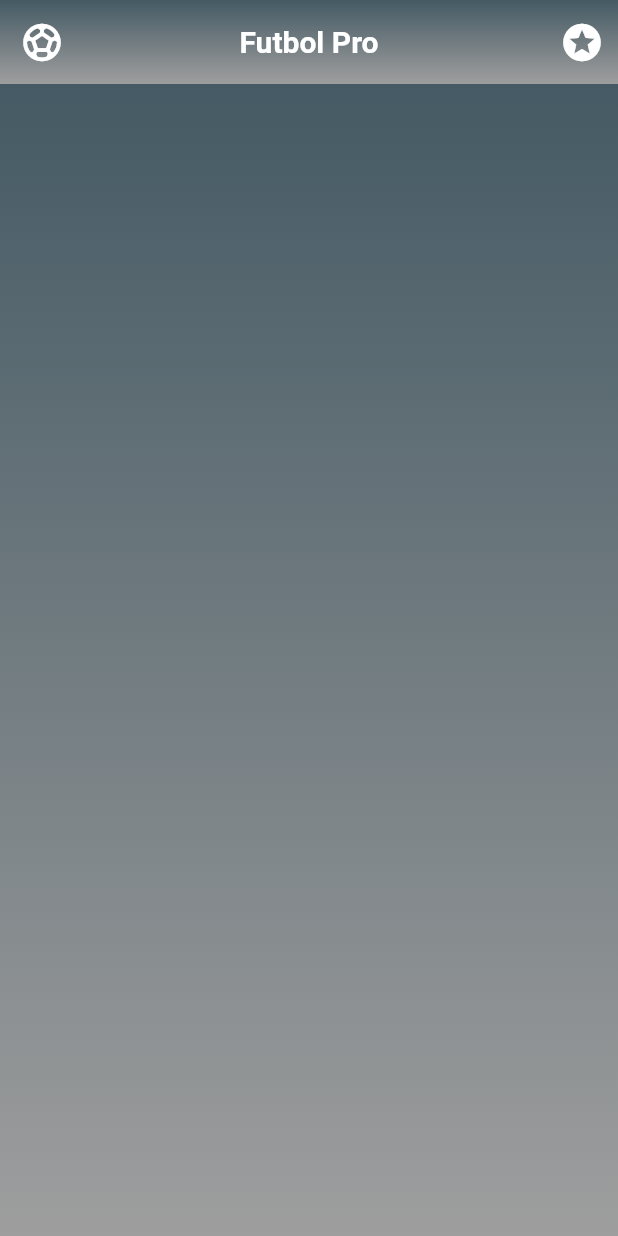
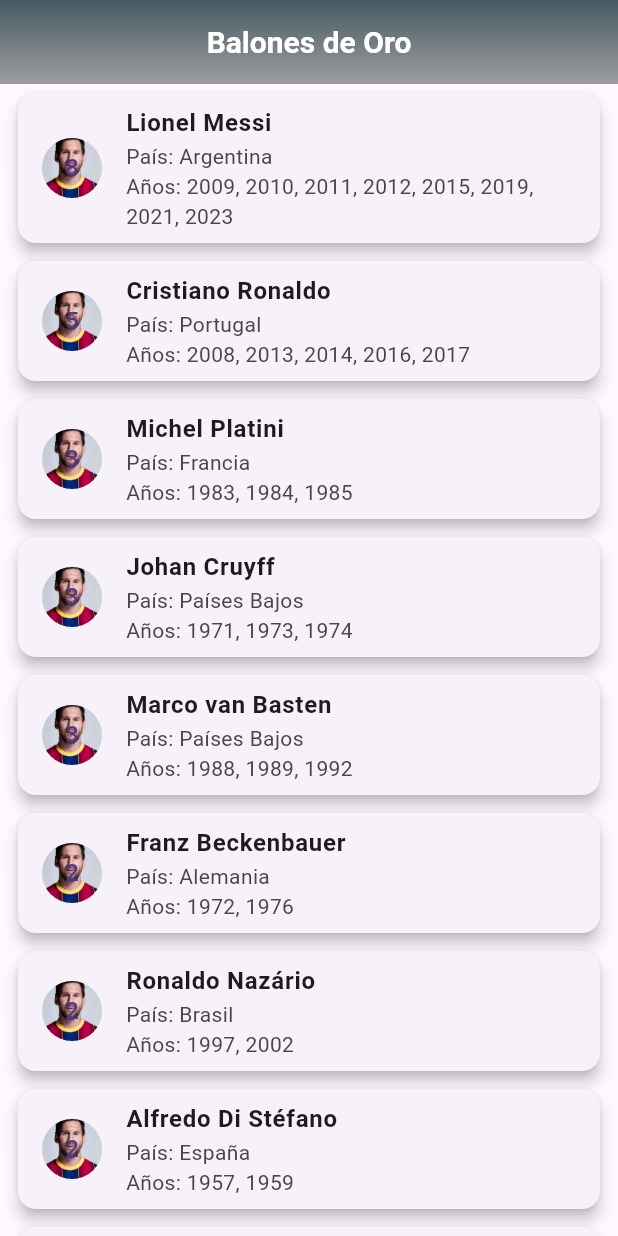
Before and after one commit to tav1o/proyecto_original, a Flutter app: the screen it shows after launch, on a phone screen of 412 x 824 dp. Run offline on Flutter 3.47's test engine with Material 3 defaults, Android fonts, the phone set to English and light mode, and no system bars.

Commit message:
diseñamos balon de oro con su lista de jugadores

```diff
--- /dev/null
+++ b/lib/data/jugadores_data.dart
@@ -0,0 +1,146 @@
+// lib/data/jugadores_data.dart
+
+import '../model/jugador.dart';
+
+final List<Jugador> jugadoresTop20 = [
+  Jugador(
+    nombre: 'Lionel Messi',
+    pais: 'Argentina',
+    balones: 8,
+    anos: ['2009', '2010', '2011', '2012', '2015', '2019', '2021', '2023'],
+    imagen:"assets/jugadores/MESSI.png"
+  ),
+  Jugador(
+    nombre: 'Cristiano Ronaldo',
+    pais: 'Portugal',
+    balones: 5,
+    anos: ['2008', '2013', '2014', '2016', '2017'],
+    imagen:"assets/jugadores/MESSI.png"
+  ),
+  Jugador(
+    nombre: 'Michel Platini',
+    pais: 'Francia',
+    balones: 3,
+    anos: ['1983', '1984', '1985'],
+    imagen:"assets/jugadores/MESSI.png"
+  ),
+  Jugador(
+    nombre: 'Johan Cruyff',
+    pais: 'Países Bajos',
+    balones: 3,
+    anos: ['1971', '1973', '1974'],
+    imagen:"assets/jugadores/MESSI.png"
+  ),
+  Jugador(
+    nombre: 'Marco van Basten',
+    pais: 'Países Bajos',
+    balones: 3,
+    anos: ['1988', '1989', '1992'],
+    imagen:"assets/jugadores/MESSI.png"
+  ),
+   Jugador(
+    nombre: 'Franz Beckenbauer',
+    pais: 'Alemania',
+    balones: 2,
+    anos: ['1972', '1976'],
+    imagen:"assets/jugadores/MESSI.png"
+  ),
+  Jugador(
+    nombre: 'Ronaldo Nazário',
+    pais: 'Brasil',
+    balones: 2,
+    anos: ['1997', '2002'],
+    imagen:"assets/jugadores/MESSI.png"
+  ),
+  Jugador(
+    nombre: 'Alfredo Di Stéfano',
+    pais: 'España',
+    balones: 2,
+    anos: ['1957', '1959'],
+    imagen:"assets/jugadores/MESSI.png"
+  ),
+  Jugador(
+    nombre: 'Kevin Keegan',
+    pais: 'Inglaterra',
+    balones: 2,
+    anos: ['1978', '1979'],
+    imagen:"assets/jugadores/MESSI.png"
+  ),
+  Jugador(
+    nombre: 'Karl-Heinz Rummenigge',
+    pais: 'Alemania',
+    balones: 2,
+    anos: ['1980', '1981'],
+    imagen:"assets/jugadores/MESSI.png"
+  ),
+  Jugador(
+    nombre: 'Rivaldo',
+    pais: 'Brasil',
+    balones: 1,
+    anos: ['1999'],
+    imagen:"assets/jugadores/MESSI.png"
+  ),
+  Jugador(
+    nombre: 'Ronaldinho',
+    pais: 'Brasil',
+    balones: 1,
+    anos: ['2005'],
+    imagen:"assets/jugadores/MESSI.png"
+  ),
+  Jugador(
+    nombre: 'Kaká',
+    pais: 'Brasil',
+    balones: 1,
+    anos: ['2007'],
+    imagen:"assets/jugadores/MESSI.png"
+  ),
+  Jugador(
+    nombre: 'George Weah',
+    pais: 'Liberia',
+    balones: 1,
+    anos: ['1995'],
+    imagen:"assets/jugadores/MESSI.png"
+  ),
+  Jugador(
+    nombre: 'Luka Modrić',
+    pais: 'Croacia',
+    balones: 1,
+    anos: ['2018'],
+    imagen:"assets/jugadores/MESSI.png"
+  ),
+  Jugador(
+    nombre: 'Zinedine Zidane',
+    pais: 'Francia',
+    balones: 1,
+    anos: ['1998'],
+    imagen:"assets/jugadores/MESSI.png"
+  ),
+  Jugador(
+    nombre: 'Pavel Nedvěd',
+    pais: 'República Checa',
+    balones: 1,
+    anos: ['2003'],
+    imagen:"assets/jugadores/MESSI.png"
+  ),
+  Jugador(
+    nombre: 'Andriy Shevchenko',
+    pais: 'Ucrania',
+    balones: 1,
+    anos: ['2004'],
+    imagen:"assets/jugadores/MESSI.png"
+  ),
+  Jugador(
+    nombre: 'Fabio Cannavaro',
+    pais: 'Italia',
+    balones: 1,
+    anos: ['2006'],
+    imagen:"assets/jugadores/MESSI.png"
+  ),
+  Jugador(
+    nombre: 'Jean-Pierre Papin',
+    pais: 'Francia',
+    balones: 1,
+    anos: ['1991'],
+    imagen:"assets/jugadores/MESSI.png"
+  ),
+];
--- a/lib/main.dart
+++ b/lib/main.dart
@@ -1,5 +1,8 @@
 import 'package:flutter/material.dart';
+import 'package:proyecto/view/balon_oro.dart';
 import 'package:proyecto/view/inicio.dart';
+
+
 
 void main() {
   runApp(MyApp());
@@ -10,8 +13,8 @@
   Widget build(BuildContext context) {
     return MaterialApp(
       debugShowCheckedModeBanner: false,
-      title: 'Flutter Demo',
-      home: inicio()
+      title: 'Futbol Pro',
+      home: balon_oro()
     );
   }
 }
--- /dev/null
+++ b/lib/model/jugador.dart
@@ -0,0 +1,15 @@
+class Jugador {
+  final String nombre;
+  final String pais;
+  final int balones;
+  final List<String> anos;
+  final String imagen;
+
+  Jugador({
+    required this.nombre,
+    required this.pais,
+    required this.balones,
+    required this.anos,
+    required this. imagen
+  });
+}
--- /dev/null
+++ b/lib/view/balon_oro.dart
@@ -0,0 +1,64 @@
+import 'package:flutter/material.dart';
+import 'package:flutter/widgets.dart';
+import '../data/jugadores_data.dart';
+import '../model/jugador.dart';
+
+class balon_oro extends StatelessWidget {
+  const balon_oro({
+    super.key,
+  });
+
+  @override
+  Widget build(BuildContext context) {
+    return Scaffold(
+        appBar: AppBar(
+          title: Text("Balones de Oro"
+              , style: TextStyle(
+                color: Colors.white,
+                fontWeight: FontWeight.bold,
+                fontSize: 20,
+                ),
+              ),
+          centerTitle: true,
+          flexibleSpace: Container(
+            decoration: BoxDecoration(
+              gradient: LinearGradient(colors:[
+                Colors.blueGrey[700]!,
+                Colors.grey,
+                ],
+                begin: Alignment.topCenter,
+                end: Alignment.bottomCenter,
+              ),
+            )
+          ),
+        ),
+      body: ListView.builder(
+        itemCount: jugadoresTop20.length,
+        itemBuilder: (context, index){
+          final Jugador = jugadoresTop20[index];
+          return Card(
+            margin: EdgeInsets.symmetric(horizontal: 12 , vertical: 6),
+            elevation: 4,
+            shape: RoundedRectangleBorder(
+              borderRadius: BorderRadius.circular(12),
+            ),
+            child: ListTile(
+              leading: CircleAvatar(
+                backgroundImage: AssetImage(Jugador.imagen),
+                child: Text(Jugador.balones.toString()),
+              ),
+              title: Text(Jugador.nombre, style: TextStyle(fontWeight: FontWeight.bold)),
+              subtitle: Column(
+                crossAxisAlignment: CrossAxisAlignment.start,
+                children: [
+                  Text('País: ${Jugador.pais}'),
+                  Text('Años: ${Jugador.anos.join(', ')}'),
+              ],
+            ),
+            ),
+          );
+        }
+      ),
+    );
+  }
+}
--- a/lib/view/inicio.dart
+++ b/lib/view/inicio.dart
@@ -50,6 +50,16 @@
             end: Alignment.bottomCenter,
           ),
         ),
+        child: Center(
+          child: Text(
+            "Bienvenido al Mundo del Futbol",
+            style: TextStyle(
+              color: Colors.white,
+              fontSize: 24,
+              shadows: [Shadow(blurRadius: 10, color: Colors.black)],
+            ),
+          ),
+        ),
       ),
     );
   }
--- a/pubspec.yaml
+++ b/pubspec.yaml
@@ -59,8 +59,8 @@
 
   # To add assets to your application, add an assets section, like this:
   assets:
-     - assets/futbol.jpg
-     - assets/cancha.png
+     - assets/jugadores/
+
 
   #   - images/a_dot_ham.jpeg
 
```
Also changed, not shown: assets/cancha.png (deleted), assets/futbol.jpg (deleted), assets/jugadores/MESSI.png (added).
